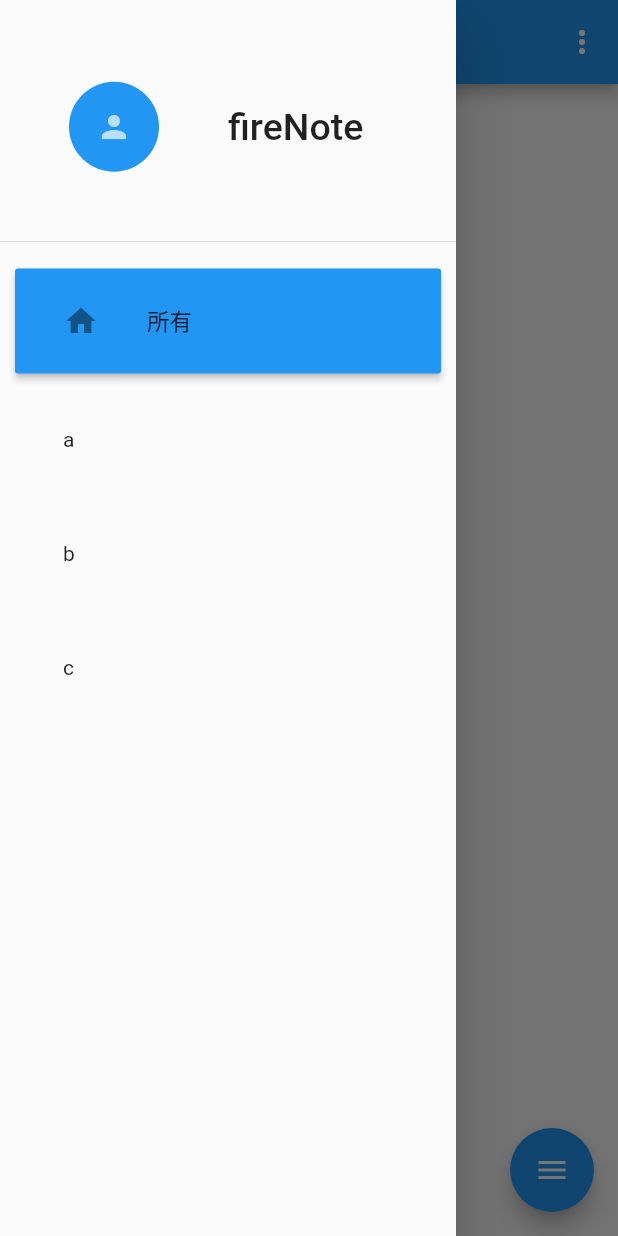
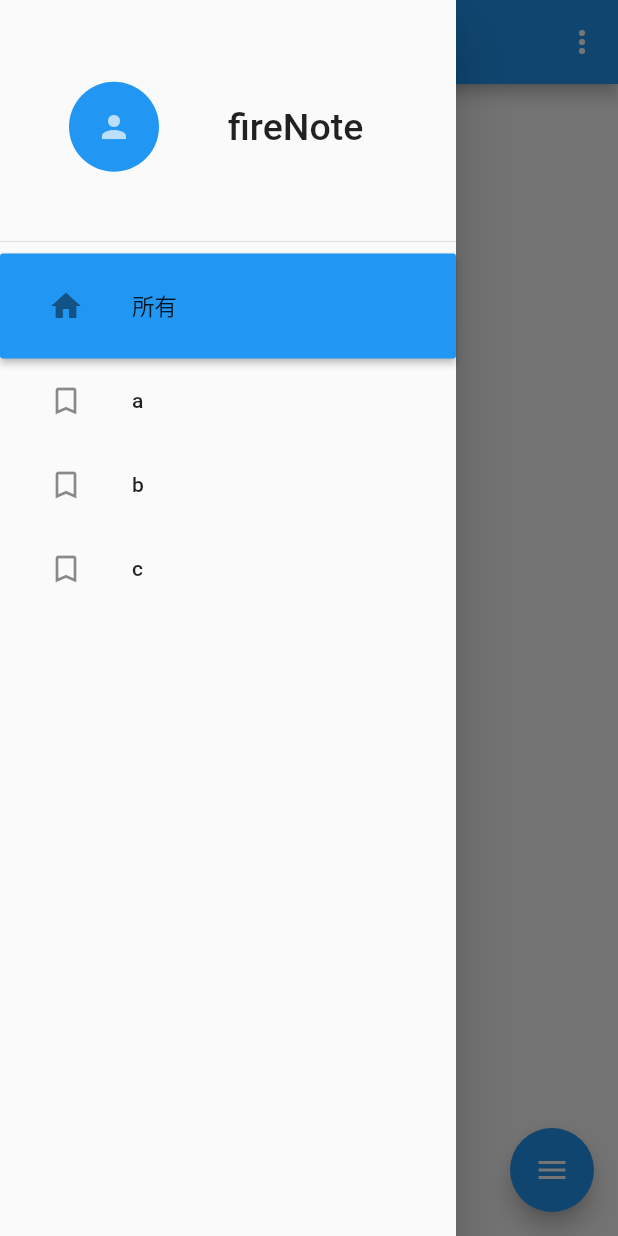
Before and after one commit to laiiihz/firenote, a Flutter app: the screen it shows after launch, with the side drawer open, on a phone screen of 412 x 824 dp. Run offline on Flutter 3.47's test engine with Material 2 defaults, Android fonts, the light colour scheme and no system bars; our stand-ins replace shared_preferences, sqflite; missing offline and left inert: jpush_flutter; accounts and stored records are empty.

Commit message:
update drawer's  tags style

```diff
--- a/lib/home.dart
+++ b/lib/home.dart
@@ -231,7 +231,6 @@
                 }
                 if (index == 1) {
                   return Container(
-                    padding: EdgeInsets.all(10),
                     child: MaterialButton(
                       onPressed: () {
                         model.setPage(0);
@@ -255,7 +254,6 @@
                 } else {
                   int tempIndex = index - 1;
                   return Container(
-                    padding: EdgeInsets.all(10),
                     child: MaterialButton(
                       onPressed: () {
                         model.setPage(tempIndex);
@@ -269,7 +267,8 @@
                       color:
                           model.page == tempIndex ? model.primaryColor : null,
                       child: ListTile(
-                        leading: Text(model.tags[tempIndex - 1]),
+                        leading: Icon(Icons.bookmark_border),
+                        title: Text(model.tags[tempIndex - 1]),
                       ),
                     ),
                   );
```
